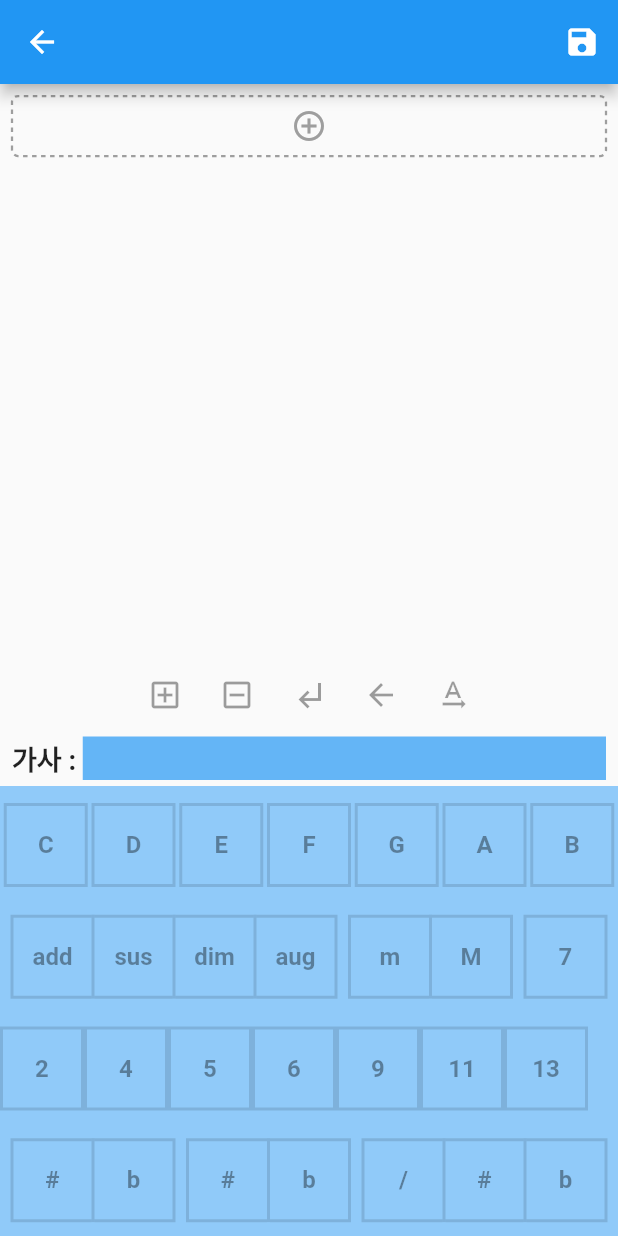
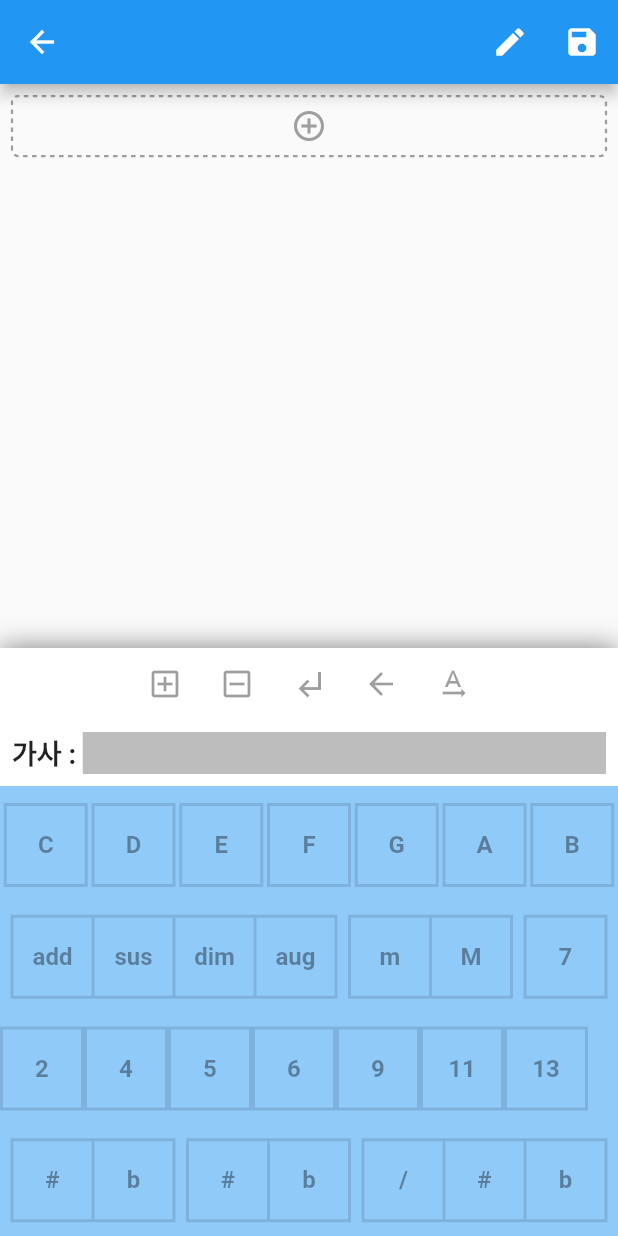
Before and after one commit to kckc0608/Chord-Everdu, a Flutter app: the SheetViewer screen opened directly with empty values, on a phone screen of 412 x 824 dp. Run offline on Flutter 3.47's test engine with Material 2 defaults, Android fonts, the phone set to English and light mode, and no system bars; drawn by our look-alikes of dotted_border; our stand-ins replace cloud_firestore, firebase_core, logger; accounts and stored records are empty.

Commit message:
feat: 디자인 수정

```diff
--- a/lib/page/sheet_viewer/sheet_viewer.dart
+++ b/lib/page/sheet_viewer/sheet_viewer.dart
@@ -1,5 +1,7 @@
+import 'package:chord_everdu/page/search_sheet/widget/new_sheet_dialog.dart';
 import 'package:chord_everdu/page/sheet_viewer/widget/ChordBlock.dart';
 import 'package:chord_everdu/page/sheet_viewer/widget/chord_keyboard/chord_keyboard.dart';
+import 'package:chord_everdu/page/sheet_viewer/widget/edit_sheet_dialog.dart';
 import 'package:chord_everdu/page/sheet_viewer/widget/new_chord_block_button.dart';
 import 'package:cloud_firestore/cloud_firestore.dart';
 import 'package:flutter/material.dart';
@@ -13,11 +15,13 @@ import '../../data_class/sheet_data.dart';
 class SheetViewer extends StatefulWidget {
   final String sheetID;
   final String title;
+  final String singer;
 
   const SheetViewer({
     Key? key,
     required this.sheetID,
     required this.title,
+    required this.singer,
   }) : super(key: key);
 
   @override
@@ -87,6 +91,19 @@ class _SheetViewerState extends State<SheetViewer> {
           ),
           actions: [
             IconButton(
+              icon: const Icon(Icons.edit),
+              onPressed: () {
+                showDialog(
+                  context: context,
+                  builder: (context) => EditSheetDialog(
+                    title: widget.title,
+                    singer: widget.singer,
+                    songKey: _songKey,
+                  ),
+                );
+              },
+            ),
+            IconButton(
               icon: const Icon(Icons.save),
               onPressed: () {
                 showDialog(context: context, builder: (context) => AlertDialog(
@@ -145,6 +162,17 @@ class _SheetViewerState extends State<SheetViewer> {
                 ),
               ),
             ),
+            Container(
+              decoration: const BoxDecoration(
+                boxShadow: [BoxShadow(
+                  color: Colors.black54,
+                  blurRadius: 15.0,
+                  offset: Offset(0, 0.75),
+                )],
+                color: Colors.white,
+              ),
+              child: Column(
+                children: [
                   Row(
                     mainAxisAlignment: MainAxisAlignment.center,
                     children: [
@@ -213,16 +241,16 @@ class _SheetViewerState extends State<SheetViewer> {
                     ],
                   ),
                   ConstrainedBox(
-              constraints: const BoxConstraints(maxHeight: 40),
+                    constraints: const BoxConstraints(maxHeight: 44),
                     child: Padding(
-                padding: const EdgeInsets.symmetric(horizontal: 8.0, vertical: 4.0),
+                      padding: const EdgeInsets.symmetric(horizontal: 8.0, vertical: 8.0),
                       child: Row(
                         crossAxisAlignment: CrossAxisAlignment.center,
                         children: [
                           const Text("가사 : ", style: TextStyle(fontWeight: FontWeight.bold, fontSize: 18),),
                           Expanded(
                             child: Container(
-                        color: Colors.blue[300],
+                              color: Colors.black26,
                               child: TextField(
                                 controller: _textController,
                                 onChanged: (text) {
@@ -232,7 +260,7 @@ class _SheetViewerState extends State<SheetViewer> {
                                 style: const TextStyle(fontSize: 18),
                                 decoration: const InputDecoration(
                                   isDense: true,
-                            contentPadding: EdgeInsets.all(4.0),
+                                  contentPadding: EdgeInsets.symmetric(vertical: 4.0, horizontal: 8.0),
                                   border: InputBorder.none,
                                 ),
                               ),
@@ -243,6 +271,9 @@ class _SheetViewerState extends State<SheetViewer> {
                     ),
                   ),
                   MediaQuery.of(context).viewInsets.bottom == 0 ? const ChordKeyboard() : const SizedBox.shrink(),
+                ],
+              ),
+            ),
           ],
         )));
   }
--- a/lib/page/sheet_viewer/widget/ChordCell.dart
+++ b/lib/page/sheet_viewer/widget/ChordCell.dart
@@ -60,7 +60,7 @@ class _ChordCellState extends State<ChordCell> {
                     border: Border.all(),
                   ),
                   child: Column(
-                    mainAxisAlignment: MainAxisAlignment.start,
+                    crossAxisAlignment: CrossAxisAlignment.start,
                     children: [
                       ConstrainedBox(
                         constraints: const BoxConstraints(minWidth: 36.0),
```
Also changed, not shown: lib/page/sheet_viewer/widget/edit_sheet_dialog.dart (added). Lines whose indentation alone changed are shown as unchanged.
